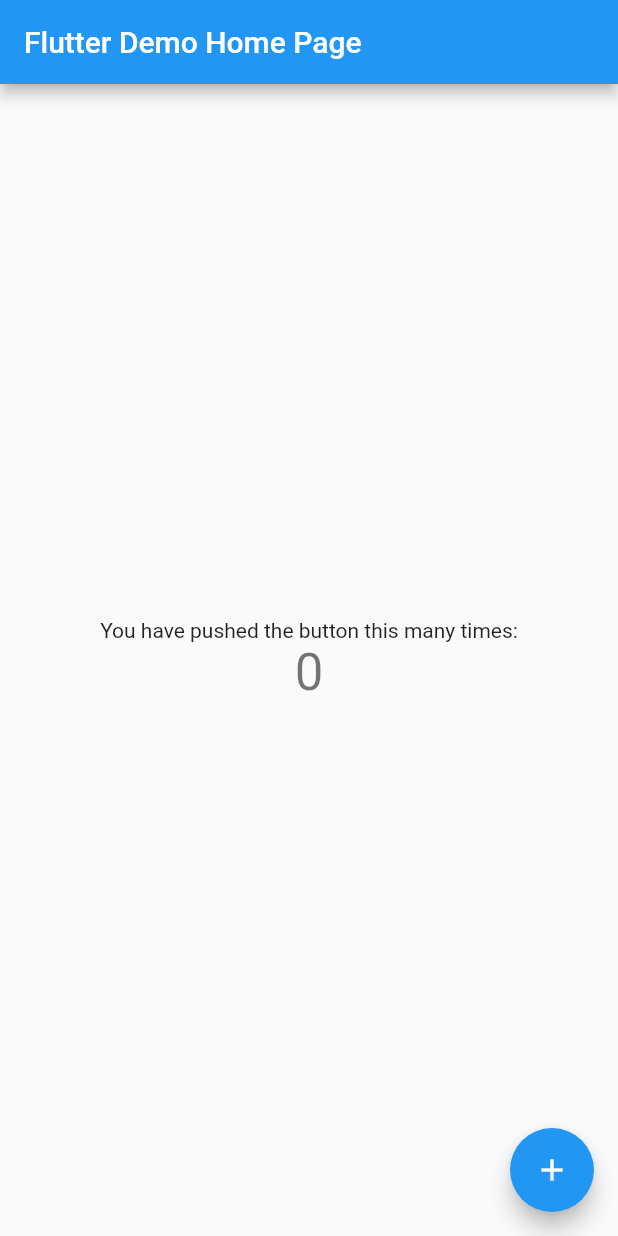
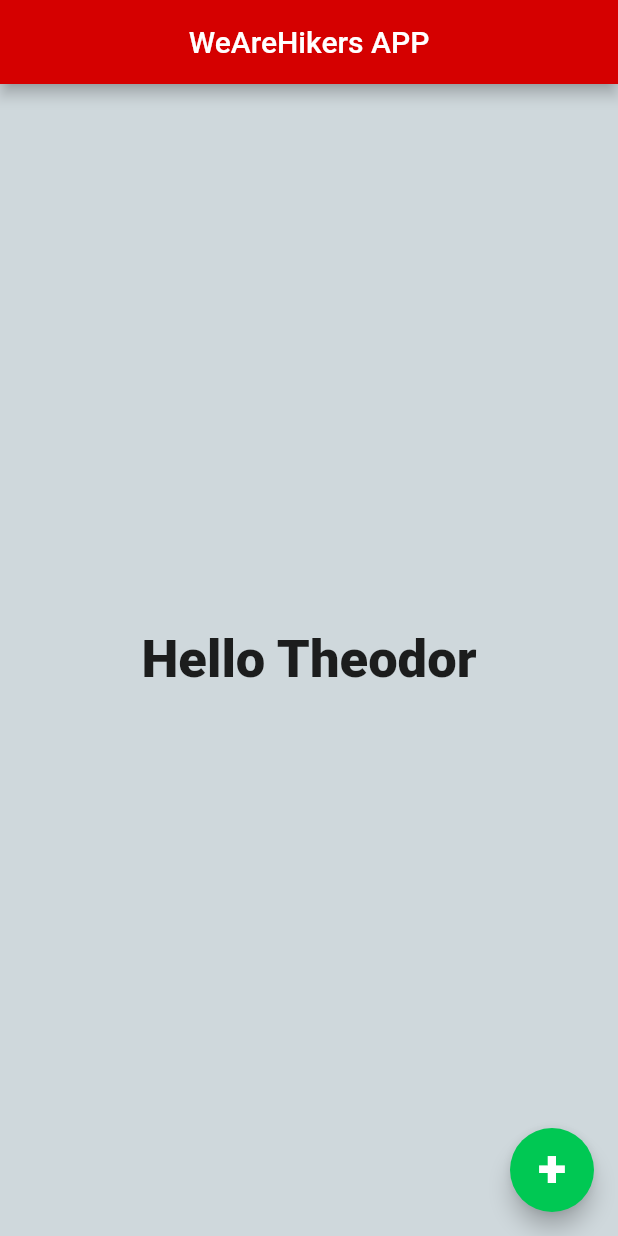
Before and after one commit to tabimansour/myfirstapp, a Flutter app: the screen it shows after launch, on a phone screen of 412 x 824 dp. Run offline on Flutter 3.47's test engine with Material 2 defaults, Android fonts, the phone set to English and light mode, and no system bars; Roboto replaces fonts that are missing (RobotoCondensed-Bold, RobotoCondensed-Italic).

Commit message:
Version Beta

```diff
--- a/lib/main.dart
+++ b/lib/main.dart
@@ -1,111 +1,29 @@
 import 'package:flutter/material.dart';
 
-void main() => runApp(MyApp());
+void main() => runApp(MaterialApp(
+  home: Scaffold(
+    appBar: AppBar(
+      title: Text('WeAreHikers APP'),
+      centerTitle: true,
+      backgroundColor: Colors.redAccent.shade700,
+    ),
+    body: Center(
+      child: Text('Hello Theodor',style: TextStyle(
+        fontWeight: FontWeight.w900,
+        fontSize:35.0,
+        fontFamily: 'RobotoCondensed-Italic',
+      )),
+    ),
+    backgroundColor: Colors.blueGrey.shade100,
+    floatingActionButton: FloatingActionButton(
+      child: Text('+', style: TextStyle(
+        fontWeight: FontWeight.w900,
+        fontSize:35.0,
+        fontFamily: 'RobotoCondensed-Bold',
+      )),
+      backgroundColor: Colors.greenAccent.shade700,
 
-class MyApp extends StatelessWidget {
-  // This widget is the root of your application.
-  @override
-  Widget build(BuildContext context) {
-    return MaterialApp(
-      title: 'Flutter Demo',
-      theme: ThemeData(
-        // This is the theme of your application.
-        //
-        // Try running your application with "flutter run". You'll see the
-        // application has a blue toolbar. Then, without quitting the app, try
-        // changing the primarySwatch below to Colors.green and then invoke
-        // "hot reload" (press "r" in the console where you ran "flutter run",
-        // or simply save your changes to "hot reload" in a Flutter IDE).
-        // Notice that the counter didn't reset back to zero; the application
-        // is not restarted.
-        primarySwatch: Colors.blue,
-      ),
-      home: MyHomePage(title: 'Flutter Demo Home Page'),
-    );
-  }
-}
-
-class MyHomePage extends StatefulWidget {
-  MyHomePage({Key key, this.title}) : super(key: key);
-
-  // This widget is the home page of your application. It is stateful, meaning
-  // that it has a State object (defined below) that contains fields that affect
-  // how it looks.
-
-  // This class is the configuration for the state. It holds the values (in this
-  // case the title) provided by the parent (in this case the App widget) and
-  // used by the build method of the State. Fields in a Widget subclass are
-  // always marked "final".
-
-  final String title;
-
-  @override
-  _MyHomePageState createState() => _MyHomePageState();
-}
-
-class _MyHomePageState extends State<MyHomePage> {
-  int _counter = 0;
-
-  void _incrementCounter() {
-    setState(() {
-      // This call to setState tells the Flutter framework that something has
-      // changed in this State, which causes it to rerun the build method below
-      // so that the display can reflect the updated values. If we changed
-      // _counter without calling setState(), then the build method would not be
-      // called again, and so nothing would appear to happen.
-      _counter++;
-    });
-  }
-
-  @override
-  Widget build(BuildContext context) {
-    // This method is rerun every time setState is called, for instance as done
-    // by the _incrementCounter method above.
-    //
-    // The Flutter framework has been optimized to make rerunning build methods
-    // fast, so that you can just rebuild anything that needs updating rather
-    // than having to individually change instances of widgets.
-    return Scaffold(
-      appBar: AppBar(
-        // Here we take the value from the MyHomePage object that was created by
-        // the App.build method, and use it to set our appbar title.
-        title: Text(widget.title),
-      ),
-      body: Center(
-        // Center is a layout widget. It takes a single child and positions it
-        // in the middle of the parent.
-        child: Column(
-          // Column is also a layout widget. It takes a list of children and
-          // arranges them vertically. By default, it sizes itself to fit its
-          // children horizontally, and tries to be as tall as its parent.
-          //
-          // Invoke "debug painting" (press "p" in the console, choose the
-          // "Toggle Debug Paint" action from the Flutter Inspector in Android
-          // Studio, or the "Toggle Debug Paint" command in Visual Studio Code)
-          // to see the wireframe for each widget.
-          //
-          // Column has various properties to control how it sizes itself and
-          // how it positions its children. Here we use mainAxisAlignment to
-          // center the children vertically; the main axis here is the vertical
-          // axis because Columns are vertical (the cross axis would be
-          // horizontal).
-          mainAxisAlignment: MainAxisAlignment.center,
-          children: <Widget>[
-            Text(
-              'You have pushed the button this many times:',
-            ),
-            Text(
-              '$_counter',
-              style: Theme.of(context).textTheme.display1,
-            ),
-          ],
-        ),
-      ),
-      floatingActionButton: FloatingActionButton(
-        onPressed: _incrementCounter,
-        tooltip: 'Increment',
-        child: Icon(Icons.add),
-      ), // This trailing comma makes auto-formatting nicer for build methods.
-    );
-  }
-}
+      onPressed: () {},
+    ),
+  ),
+));
```
Also changed, not shown: pubspec.yaml (+9 -11 lines), fonts/RobotoCondensed-Bold.ttf (added), fonts/RobotoCondensed-BoldItalic.ttf (added), fonts/RobotoCondensed-Italic.ttf (added), fonts/RobotoCondensed-Light.ttf (added), fonts/RobotoCondensed-LightItalic.ttf (added), fonts/RobotoCondensed-Regular.ttf (added), 1 other file.
